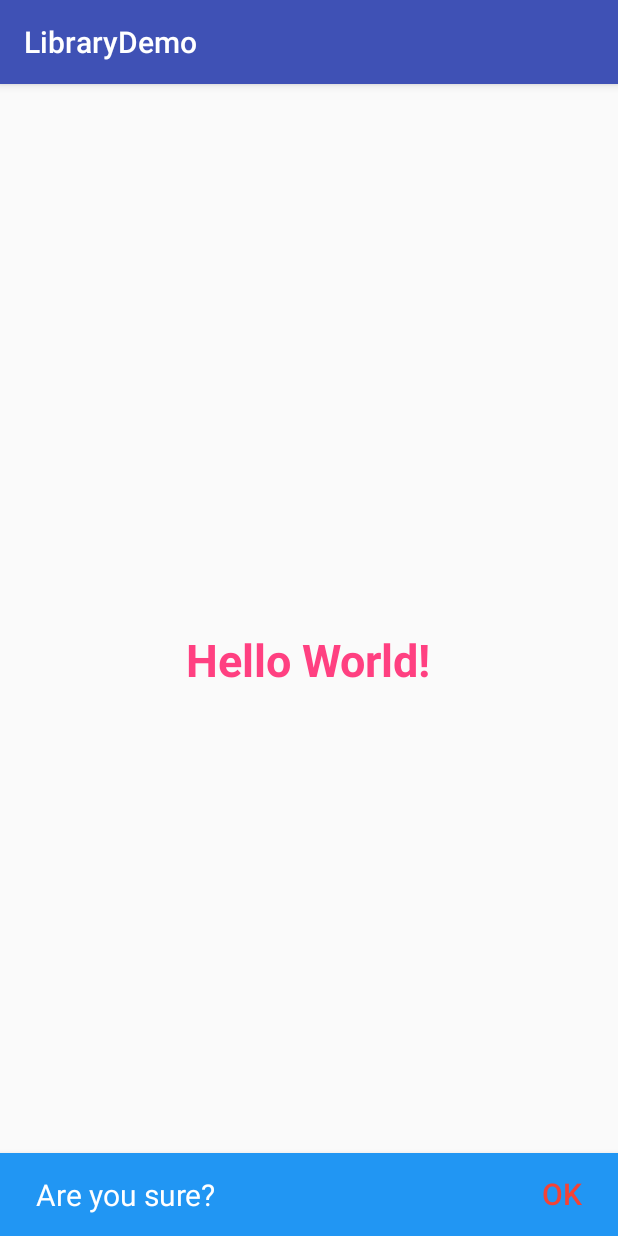
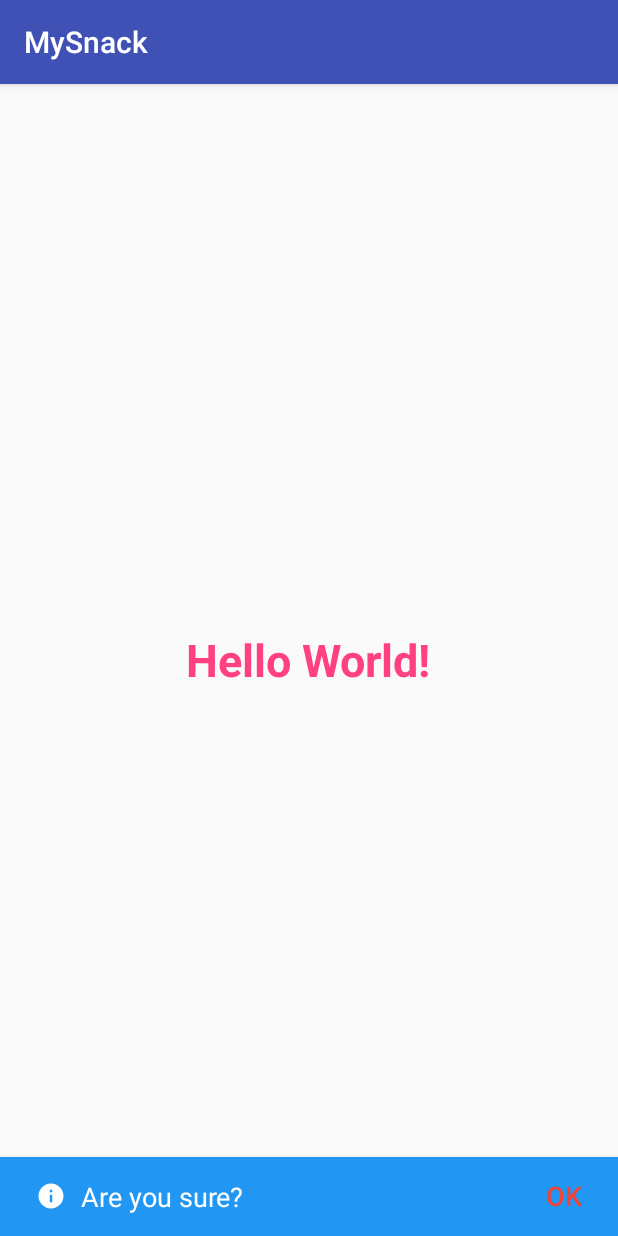
Before and after one commit to ankitdubey021/MySnack, an Android app: the screen it shows after launch (MainActivity), on a phone screen of 412 x 824 dp. Run offline under Robolectric (Android 15) with nearby library versions, the phone set to English and light mode, and no system bars.

Commit message:
drawable icon added

```diff
--- a/app/src/main/java/lucifer/org/librarydemo/MainActivity.java
+++ b/app/src/main/java/lucifer/org/librarydemo/MainActivity.java
@@ -5,6 +5,8 @@ import android.os.Bundle;
 import android.view.View;
 import android.widget.Toast;
 
+
+import lucifer.org.snackbartest.Icon;
 import lucifer.org.snackbartest.MySnack;
 
 public class MainActivity extends AppCompatActivity {
@@ -18,9 +20,11 @@ public class MainActivity extends AppCompatActivity {
         new MySnack.SnackBuilder(findViewById(R.id.activity_main))
                 .setText("Are you sure?")
                 .setTextColor("#ffffff") //optional
-                .setTextSize(20)
+                .setTextSize(15)
                 .setBgColor("#2196F3")
                 .setActionBtnColor("#f44336")
+                .setIcon(Icon.WARNING)
+                //or  .setIcon(R.drawable.ic_info_black_24dp)
                 .setDurationInSeconds(10)
                 .setActionListener("Ok", new View.OnClickListener() {
                     @Override
--- a/app/src/main/res/values/strings.xml
+++ b/app/src/main/res/values/strings.xml
@@ -1,3 +1,3 @@
 <resources>
-    <string name="app_name">LibraryDemo</string>
+    <string name="app_name">MySnack</string>
 </resources>
--- /dev/null
+++ b/snackbartest/src/main/java/lucifer/org/snackbartest/Icon.java
@@ -0,0 +1,9 @@
+package lucifer.org.snackbartest;
+
+/**
+ * Created by Administrator on 11/17/2017.
+ */
+
+public enum Icon {
+    ERROR,SUCCESS,WARNING
+}
--- a/snackbartest/src/main/java/lucifer/org/snackbartest/MySnack.java
+++ b/snackbartest/src/main/java/lucifer/org/snackbartest/MySnack.java
@@ -21,6 +21,8 @@ public class MySnack {
     private String actionBtnText;
     private View.OnClickListener listener;
     private int time;
+    private int icon;
+
 
 
 
@@ -36,9 +38,14 @@ public class MySnack {
         this.actionBtnColor=builder.actionBtnColor;
         this.listener=builder.listener;
         this.time=builder.time;
+        this.icon=builder.icon;
 
 
     }
+
+
+
+    //static inner class
 
     public static class SnackBuilder {
 
@@ -53,6 +60,7 @@ public class MySnack {
         private String actionBtnText;
         private View.OnClickListener listener;
         private int time;
+        private int icon;
 
         //constructor
         public SnackBuilder(View v){
@@ -83,14 +91,39 @@ public class MySnack {
             return this;
         }
 
+        //set listener
         public SnackBuilder setActionListener(String text, View.OnClickListener listener){
             this.listener=listener;
             this.actionBtnText=text;
             return this;
         }
 
+
+        //set time
         public SnackBuilder setDurationInSeconds(int time){
             this.time=time;
+            return this;
+        }
+
+        //set icon
+        public SnackBuilder setIcon(int icon){
+            this.icon=icon;
+            return this;
+        }
+
+
+        //SET ICON BY ENUM
+        public SnackBuilder setIcon(Icon i){
+            switch(i){
+                case ERROR:
+                    this.icon=R.drawable.ic_highlight_off_black_24dp;
+                    break;
+                case SUCCESS:
+                    this.icon=R.drawable.success;
+                    break;
+                case WARNING:
+                    this.icon=R.drawable.ic_info_black_24dp;
+            }
             return this;
         }
 
@@ -105,8 +138,31 @@ public class MySnack {
                     bar.getView().setBackgroundColor(Color.parseColor("#808080"));
                 }
             }
+
             TextView tv = (TextView) bar.getView().findViewById(android.support.design.R.id.snackbar_text);
             TextView tv2=(TextView) bar.getView().findViewById(android.support.design.R.id.snackbar_action);
+
+            //setting size
+            if(textSize!=0.0f){
+                tv.setTextSize(textSize);
+                tv2.setTextSize(textSize);
+            }
+
+            if(icon!=0) {
+                try {
+                    tv.setCompoundDrawablesWithIntrinsicBounds(icon, 0, 0, 0);
+                    tv.setCompoundDrawablePadding(15);
+                    tv.setTextSize(18);
+                    tv2.setTextSize(18);
+                }catch(Exception e){
+                    tv.setCompoundDrawablesWithIntrinsicBounds(R.drawable.ic_info_black_24dp, 0, 0, 0);
+                    tv.setCompoundDrawablePadding(15);
+                    tv.setTextSize(18);
+                    tv2.setTextSize(18);
+                }
+
+            }
+
 
             //setting text color
             if(textColor!=null){
@@ -128,11 +184,7 @@ public class MySnack {
                 }
             }
 
-            //setting size
-            if(textSize!=0.0f){
-                tv.setTextSize(textSize);
-                tv2.setTextSize(textSize);
-            }
+
 
             //adding listener
             if(listener!=null)
@@ -148,4 +200,6 @@ public class MySnack {
     }
 
 
+
+
 }
--- /dev/null
+++ b/snackbartest/src/main/res/drawable/ic_highlight_off_black_24dp.xml
@@ -0,0 +1,4 @@
+<vector android:height="20dp" android:viewportHeight="24.0"
+    android:viewportWidth="24.0" android:width="20dp" xmlns:android="http://schemas.android.com/apk/res/android">
+    <path android:fillColor="#ffffff" android:pathData="M14.59,8L12,10.59 9.41,8 8,9.41 10.59,12 8,14.59 9.41,16 12,13.41 14.59,16 16,14.59 13.41,12 16,9.41 14.59,8zM12,2C6.47,2 2,6.47 2,12s4.47,10 10,10 10,-4.47 10,-10S17.53,2 12,2zM12,20c-4.41,0 -8,-3.59 -8,-8s3.59,-8 8,-8 8,3.59 8,8 -3.59,8 -8,8z"/>
+</vector>
--- /dev/null
+++ b/snackbartest/src/main/res/drawable/ic_info_black_24dp.xml
@@ -0,0 +1,4 @@
+<vector android:height="20dp" android:viewportHeight="24.0"
+    android:viewportWidth="24.0" android:width="20dp" xmlns:android="http://schemas.android.com/apk/res/android">
+    <path android:fillColor="#ffffff" android:pathData="M12,2C6.48,2 2,6.48 2,12s4.48,10 10,10 10,-4.48 10,-10S17.52,2 12,2zM13,17h-2v-6h2v6zM13,9h-2L11,7h2v2z"/>
+</vector>
--- /dev/null
+++ b/snackbartest/src/main/res/drawable/success.xml
@@ -0,0 +1,4 @@
+<vector android:height="20dp" android:viewportHeight="24.0"
+    android:viewportWidth="24.0" android:width="20dp" xmlns:android="http://schemas.android.com/apk/res/android">
+    <path android:fillColor="#FFffff" android:pathData="M12,2C6.48,2 2,6.48 2,12s4.48,10 10,10 10,-4.48 10,-10S17.52,2 12,2zM10,17l-5,-5 1.41,-1.41L10,14.17l7.59,-7.59L19,8l-9,9z"/>
+</vector>
```
